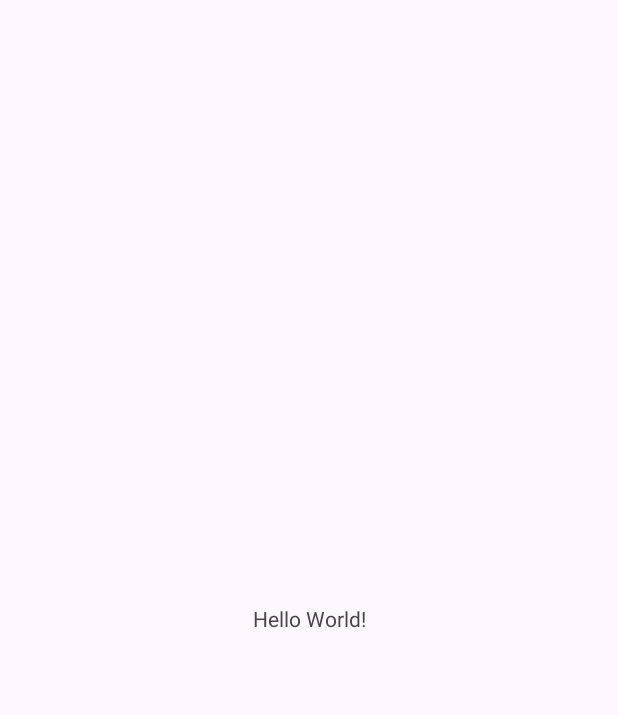
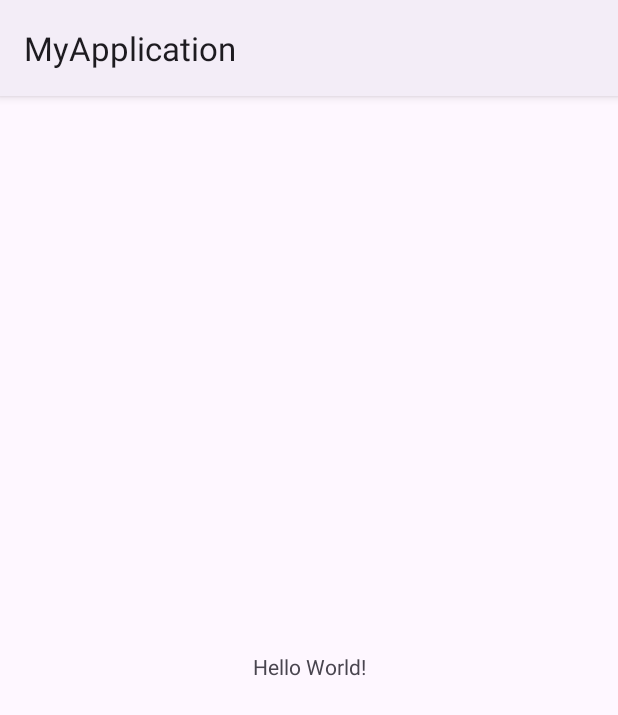
Before and after one commit to emichika/MyApplication, an Android app: the screen it shows after launch (MainActivity), on a phone screen of 412 x 824 dp. Before the commit the part shown is almost empty. Shown: the top 715 px of the screen. Run offline under Robolectric (Android 15) with nearby library versions, the phone set to English and light mode, and no system bars.

Commit message:
NoActionBarの削除

```diff
--- a/app/src/main/res/values/themes.xml
+++ b/app/src/main/res/values/themes.xml
@@ -1,6 +1,6 @@
 <resources xmlns:tools="http://schemas.android.com/tools">
     <!-- Base application theme. -->
-    <style name="Base.Theme.MyApplication" parent="Theme.Material3.DayNight.NoActionBar">
+    <style name="Base.Theme.MyApplication" parent="Theme.Material3.DayNight">
         <!-- Customize your light theme here. -->
         <!-- <item name="colorPrimary">@color/my_light_primary</item> -->
     </style>
```
